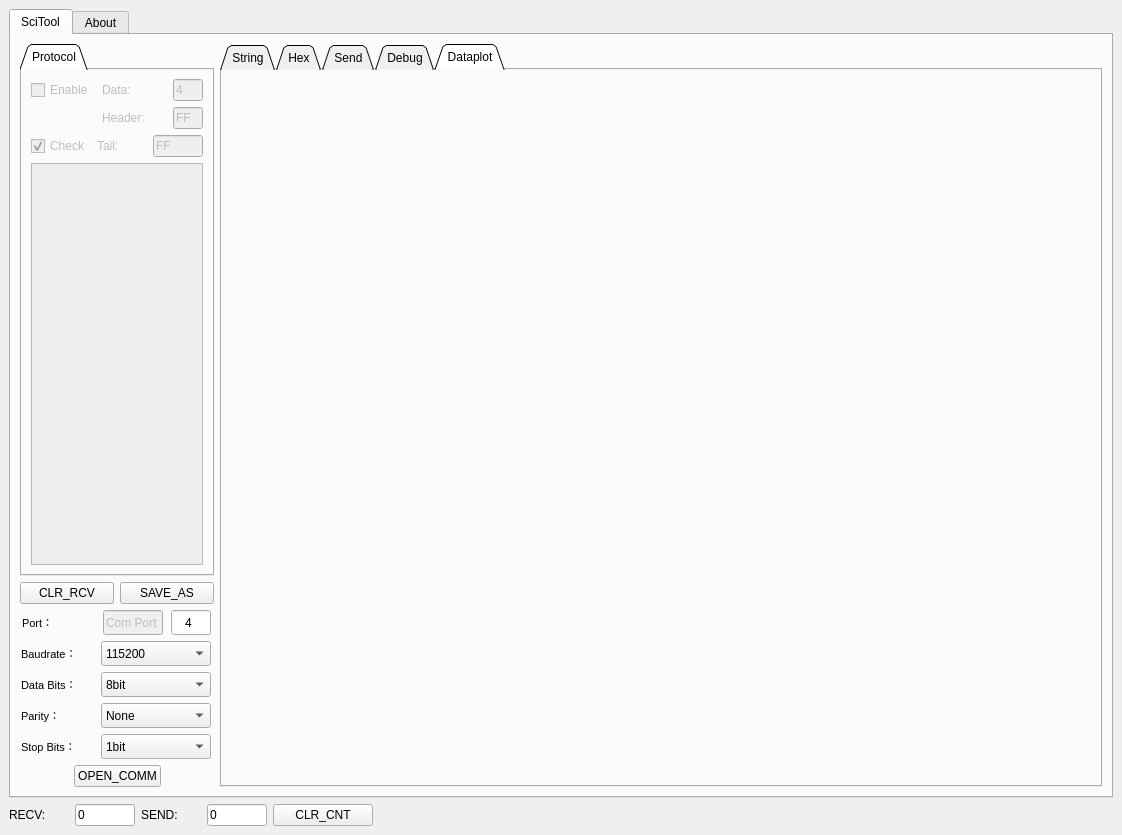
Above: Chap 03-Tech/03.020-Python/uart_tool/sci_tool.ui from Edlward/LifeBook before the change. Below: the same form after it.
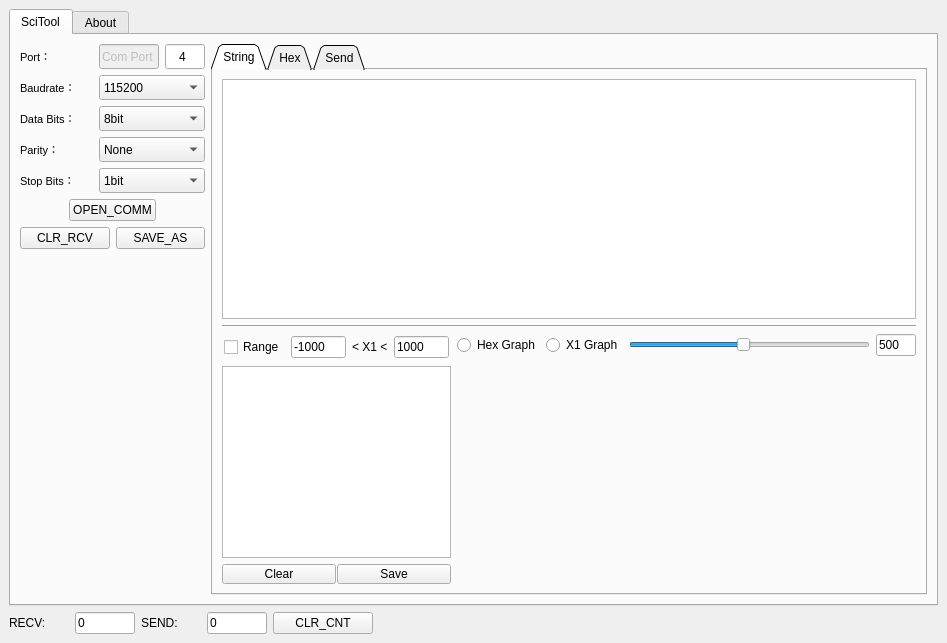
That is the form after the change. The open tabs and pages were chosen to show the change. Icons and pictures are not drawn.

Commit message: add .ignore, pyinstaller -Fw use, and change sci_tool UI.

```diff
--- a/Chap 03-Tech/03.020-Python/uart_tool/sci_tool.ui
+++ b/Chap 03-Tech/03.020-Python/uart_tool/sci_tool.ui
@@ -6,8 +6,8 @@
    <rect>
     <x>0</x>
     <y>0</y>
-    <width>1122</width>
-    <height>835</height>
+    <width>947</width>
+    <height>643</height>
    </rect>
   </property>
   <property name="sizePolicy">
@@ -152,188 +152,11 @@
        <attribute name="title">
         <string>SciTool</string>
        </attribute>
-       <layout class="QGridLayout" name="gridLayout">
+       <layout class="QGridLayout" name="gridLayout_4">
         <item row="0" column="0">
-         <layout class="QHBoxLayout" name="horizontalLayout_15" stretch="0,2">
+         <layout class="QHBoxLayout" name="horizontalLayout_8" stretch="0,2">
           <item>
            <layout class="QVBoxLayout" name="verticalLayout_3">
-            <item>
-             <widget class="QTabWidget" name="distext">
-              <property name="enabled">
-               <bool>true</bool>
-              </property>
-              <property name="sizePolicy">
-               <sizepolicy hsizetype="Expanding" vsizetype="Expanding">
-                <horstretch>0</horstretch>
-                <verstretch>0</verstretch>
-               </sizepolicy>
-              </property>
-              <property name="maximumSize">
-               <size>
-                <width>194</width>
-                <height>16777215</height>
-               </size>
-              </property>
-              <property name="tabPosition">
-               <enum>QTabWidget::North</enum>
-              </property>
-              <property name="tabShape">
-               <enum>QTabWidget::Triangular</enum>
-              </property>
-              <property name="currentIndex">
-               <number>0</number>
-              </property>
-              <property name="usesScrollButtons">
-               <bool>true</bool>
-              </property>
-              <property name="tabsClosable">
-               <bool>false</bool>
-              </property>
-              <property name="movable">
-               <bool>false</bool>
-              </property>
-              <widget class="QWidget" name="Protocoltab">
-               <property name="enabled">
-                <bool>false</bool>
-               </property>
-               <attribute name="title">
-                <string>Protocol</string>
-               </attribute>
-               <layout class="QGridLayout" name="gridLayout_7">
-                <item row="0" column="0">
-                 <widget class="QCheckBox" name="checkBox">
-                  <property name="text">
-                   <string>Enable</string>
-                  </property>
-                 </widget>
-                </item>
-                <item row="0" column="1">
-                 <widget class="QLabel" name="label_2">
-                  <property name="text">
-                   <string>Data:</string>
-                  </property>
-                 </widget>
-                </item>
-                <item row="0" column="2">
-                 <widget class="QLineEdit" name="framenum_edit">
-                  <property name="maximumSize">
-                   <size>
-                    <width>30</width>
-                    <height>16777215</height>
-                   </size>
-                  </property>
-                  <property name="inputMask">
-                   <string>99; </string>
-                  </property>
-                  <property name="text">
-                   <string>4</string>
-                  </property>
-                 </widget>
-                </item>
-                <item row="1" column="1">
-                 <widget class="QLabel" name="label">
-                  <property name="text">
-                   <string>Header:</string>
-                  </property>
-                 </widget>
-                </item>
-                <item row="1" column="2">
-                 <widget class="QLineEdit" name="framehead_edit">
-                  <property name="maximumSize">
-                   <size>
-                    <width>30</width>
-                    <height>16777215</height>
-                   </size>
-                  </property>
-                  <property name="inputMask">
-                   <string>HH; </string>
-                  </property>
-                  <property name="text">
-                   <string>FF</string>
-                  </property>
-                  <property name="maxLength">
-                   <number>2</number>
-                  </property>
-                  <property name="cursorPosition">
-                   <number>2</number>
-                  </property>
-                 </widget>
-                </item>
-                <item row="2" column="0" colspan="3">
-                 <layout class="QHBoxLayout" name="horizontalLayout_8" stretch="1,1,1">
-                  <item>
-                   <widget class="QCheckBox" name="framesumcheck">
-                    <property name="text">
-                     <string>Check</string>
-                    </property>
-                    <property name="checked">
-                     <bool>true</bool>
-                    </property>
-                   </widget>
-                  </item>
-                  <item>
-                   <widget class="QLabel" name="label_3">
-                    <property name="text">
-                     <string>Tail:</string>
-                    </property>
-                   </widget>
-                  </item>
-                  <item>
-                   <widget class="QLineEdit" name="framend_edit">
-                    <property name="inputMask">
-                     <string>HH; </string>
-                    </property>
-                    <property name="text">
-                     <string>FF</string>
-                    </property>
-                   </widget>
-                  </item>
-                 </layout>
-                </item>
-                <item row="3" column="0" colspan="3">
-                 <widget class="QPlainTextEdit" name="disprotocol">
-                  <property name="sizePolicy">
-                   <sizepolicy hsizetype="Fixed" vsizetype="Expanding">
-                    <horstretch>0</horstretch>
-                    <verstretch>0</verstretch>
-                   </sizepolicy>
-                  </property>
-                  <property name="font">
-                   <font>
-                    <family>Consolas</family>
-                    <pointsize>11</pointsize>
-                   </font>
-                  </property>
-                  <property name="readOnly">
-                   <bool>true</bool>
-                  </property>
-                 </widget>
-                </item>
-               </layout>
-              </widget>
-             </widget>
-            </item>
-            <item>
-             <layout class="QHBoxLayout" name="horizontalLayout_16" stretch="2,2">
-              <property name="sizeConstraint">
-               <enum>QLayout::SetFixedSize</enum>
-              </property>
-              <item>
-               <widget class="QPushButton" name="clrcontentbutton">
-                <property name="text">
-                 <string>CLR_RCV</string>
-                </property>
-               </widget>
-              </item>
-              <item>
-               <widget class="QPushButton" name="savecontentbutton">
-                <property name="text">
-                 <string>SAVE_AS</string>
-                </property>
-               </widget>
-              </item>
-             </layout>
-            </item>
             <item>
              <layout class="QVBoxLayout" name="verticalLayout" stretch="0,0,0,0,0,0">
               <property name="sizeConstraint">
@@ -974,6 +797,37 @@
               </item>
              </layout>
             </item>
+            <item>
+             <layout class="QGridLayout" name="gridLayout">
+              <item row="0" column="0">
+               <widget class="QPushButton" name="clrcontentbutton">
+                <property name="text">
+                 <string>CLR_RCV</string>
+                </property>
+               </widget>
+              </item>
+              <item row="0" column="1">
+               <widget class="QPushButton" name="savecontentbutton">
+                <property name="text">
+                 <string>SAVE_AS</string>
+                </property>
+               </widget>
+              </item>
+             </layout>
+            </item>
+            <item>
+             <spacer name="verticalSpacer">
+              <property name="orientation">
+               <enum>Qt::Vertical</enum>
+              </property>
+              <property name="sizeHint" stdset="0">
+               <size>
+                <width>20</width>
+                <height>399</height>
+               </size>
+              </property>
+             </spacer>
+            </item>
            </layout>
           </item>
           <item>
@@ -1045,7 +899,7 @@
                        <string>Range</string>
                       </property>
                       <property name="checked">
-                       <bool>true</bool>
+                       <bool>false</bool>
                       </property>
                      </widget>
                     </item>
@@ -1055,7 +909,7 @@
                        <string/>
                       </property>
                       <property name="text">
-                       <string>-100</string>
+                       <string>-1000</string>
                       </property>
                       <property name="maxLength">
                        <number>6</number>
@@ -1075,7 +929,7 @@
                        <string/>
                       </property>
                       <property name="text">
-                       <string>100</string>
+                       <string>1000</string>
                       </property>
                       <property name="maxLength">
                        <number>6</number>
@@ -1154,9 +1008,12 @@
                       <property name="text">
                        <string>X1 Graph</string>
                       </property>
-                      <property name="checked">
+                      <property name="checkable">
                        <bool>true</bool>
                       </property>
+                      <property name="checked">
+                       <bool>false</bool>
+                      </property>
                      </widget>
                     </item>
                     <item>
@@ -1475,63 +1332,6 @@
              <zorder>line_3</zorder>
              <zorder>line_4</zorder>
             </widget>
-            <widget class="QWidget" name="debugdatatab">
-             <attribute name="title">
-              <string>Debug</string>
-             </attribute>
-             <layout class="QVBoxLayout" name="verticalLayout_12" stretch="0">
-              <property name="spacing">
-               <number>1</number>
-              </property>
-              <property name="margin">
-               <number>0</number>
-              </property>
-              <item>
-               <widget class="Line" name="line_7">
-                <property name="orientation">
-                 <enum>Qt::Horizontal</enum>
-                </property>
-               </widget>
-              </item>
-             </layout>
-            </widget>
-            <widget class="QWidget" name="matplottab">
-             <property name="enabled">
-              <bool>false</bool>
-             </property>
-             <attribute name="title">
-              <string>Dataplot</string>
-             </attribute>
-             <layout class="QVBoxLayout" name="verticalLayout_6">
-              <property name="spacing">
-               <number>1</number>
-              </property>
-              <property name="margin">
-               <number>0</number>
-              </property>
-              <item>
-               <layout class="QHBoxLayout" name="Dataplot1">
-                <property name="spacing">
-                 <number>1</number>
-                </property>
-               </layout>
-              </item>
-              <item>
-               <layout class="QHBoxLayout" name="Dataplot2">
-                <property name="spacing">
-                 <number>1</number>
-                </property>
-               </layout>
-              </item>
-              <item>
-               <layout class="QHBoxLayout" name="Dataplot3">
-                <property name="spacing">
-                 <number>1</number>
-                </property>
-               </layout>
-              </item>
-             </layout>
-            </widget>
            </widget>
           </item>
          </layout>
```
Left out of the diff: 198 changed lines with no effect on the pictures. The commit also changes 21 other files.
